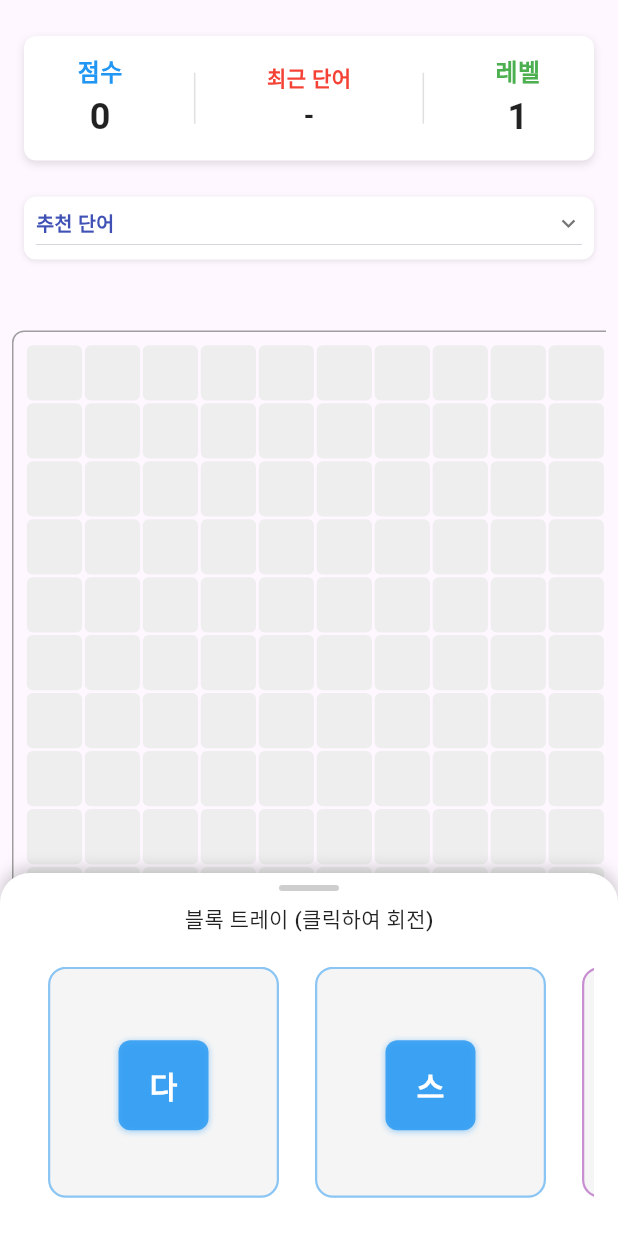
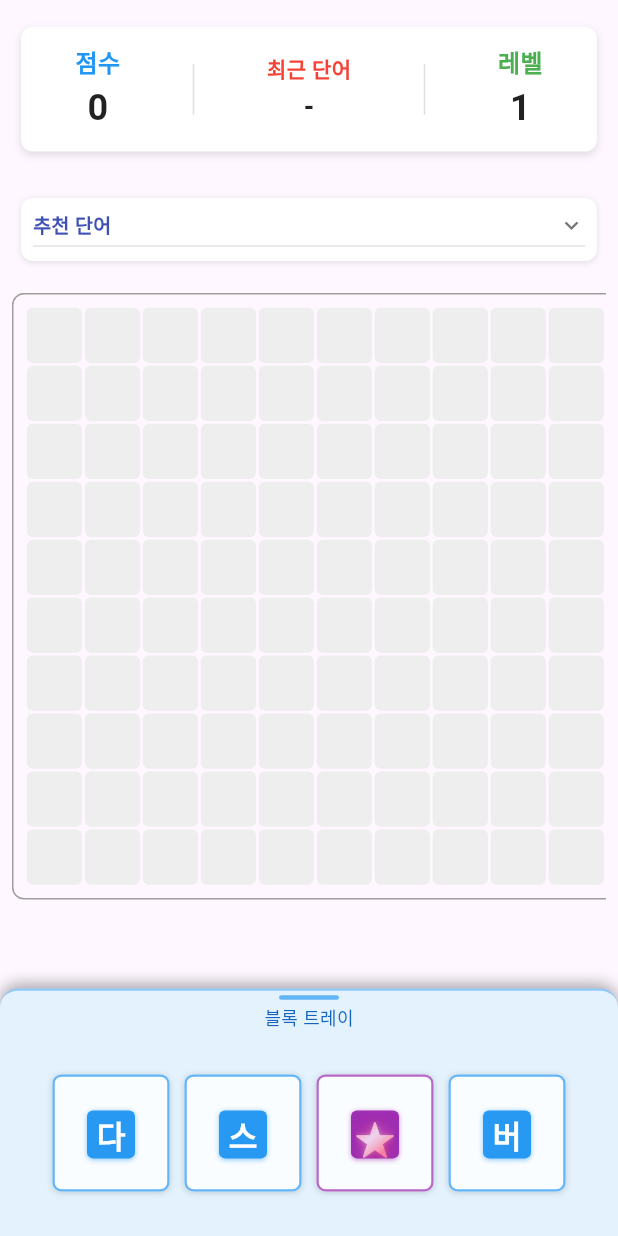
Before and after one commit to BongsooJeong/wordtris, a Flutter app: the DesktopGameLayout widget shown alone on an empty page, opened directly with empty values, on a phone screen of 412 x 824 dp. Run offline on Flutter 3.47's test engine with Material 3 defaults, Android fonts, the phone set to English and light mode, and no system bars; our stand-ins replace sqflite; accounts and stored records are empty; statements that could not run were skipped.

Commit message:
블록 트레이 UI 개선: PC 화면에서 모든 블록이 보이도록 수정

```diff
--- a/lib/widgets/block_tray.dart
+++ b/lib/widgets/block_tray.dart
@@ -84,19 +84,19 @@ class BlockTray extends StatelessWidget {
 
     // 트레이 높이를 약간 증가시키고 모바일에서 더 잘 보이게 함
     final trayHeight = isCompactMode
-        ? dynamicCellSize * (isVerySmallScreen ? 5.0 : 5.2)
-        : dynamicCellSize * 5.5;
+        ? dynamicCellSize * (isVerySmallScreen ? 5.0 : 5.5)
+        : dynamicCellSize * 6.0;
 
     // 하이라이트 핸들러 생성
     final highlightHandler =
         BlockHighlightHandler(wordSuggestionsKey: wordSuggestionsKey);
 
     return Container(
-      width: screenSize.width,
+      width: double.infinity,
       height: trayHeight,
       padding: EdgeInsets.symmetric(
-        vertical: isCompactMode ? (isVerySmallScreen ? 2.0 : 3.0) : 8.0,
-        horizontal: dynamicPadding,
+        vertical: isCompactMode ? (isVerySmallScreen ? 2.0 : 3.0) : 6.0,
+        horizontal: isCompactMode ? dynamicPadding : 8.0,
       ),
       decoration: BoxDecoration(
         // 배경색을 더 눈에 띄게 변경 (약간 파란 색조가 있는 밝은 회색)
@@ -160,20 +160,25 @@ class BlockTray extends StatelessWidget {
 
                 // 모바일에서는 블록을 스크롤 없이 모두 보이도록 조정
                 return Center(
+                  child: ConstrainedBox(
+                    constraints: BoxConstraints(
+                      maxWidth: constraints.maxWidth,
+                    ),
                     child: SingleChildScrollView(
                       scrollDirection: Axis.horizontal,
+                      physics: const BouncingScrollPhysics(),
                       child: Row(
                         mainAxisAlignment: MainAxisAlignment.center,
                         mainAxisSize: MainAxisSize.min,
                         children: [
                           // 첫 번째 블록 앞에 작은 여백 추가
-                        SizedBox(width: isCompactMode ? 2.0 : 4.0),
+                          SizedBox(width: isCompactMode ? 4.0 : 2.0),
 
                           // 블록들 나열
                           for (int i = 0; i < blocks.length; i++)
                             Padding(
                               padding: EdgeInsets.symmetric(
-                              horizontal: blockPadding,
+                                horizontal: isCompactMode ? blockPadding : 2.0,
                               ),
                               child: BlockDraggable(
                                 block: blocks[i],
@@ -184,8 +189,9 @@ class BlockTray extends StatelessWidget {
                             ),
 
                           // 마지막 블록 뒤에 작은 여백 추가
-                        SizedBox(width: isCompactMode ? 2.0 : 4.0),
+                          SizedBox(width: isCompactMode ? 4.0 : 2.0),
                         ],
+                      ),
                     ),
                   ),
                 );
--- a/lib/widgets/desktop_game_layout.dart
+++ b/lib/widgets/desktop_game_layout.dart
@@ -35,9 +35,8 @@ class DesktopGameLayout extends StatelessWidget {
 
     return Column(
       children: [
-        // 타이틀은 이미 AppBar에 있으므로 제거
-        // 상단 여백만 유지
-        const SizedBox(height: 8.0),
+        // 상단 여백 감소
+        const SizedBox(height: 4.0),
 
         // 메인 게임 영역
         Expanded(
@@ -49,78 +48,102 @@ class DesktopGameLayout extends StatelessWidget {
                 flex: 3,
                 child: Stack(
                   children: [
+                    // 배경 GestureDetector - 화면의 아무 곳이나 터치하면 추천 단어 패널 닫기
+                    Positioned.fill(
+                      child: GestureDetector(
+                        behavior:
+                            HitTestBehavior.translucent, // 투명 영역도 터치 이벤트 감지
+                        onTap: () {
+                          // 추천 단어 패널이 열려있으면 닫기
+                          if (wordSuggestionsKey.currentState != null) {
+                            wordSuggestionsKey.currentState!.toggleExpanded();
+                          }
+                        },
+                      ),
+                    ),
+
                     Column(
                       children: [
-                        // 점수 디스플레이와 폭탄 인디케이터 & 추천 단어를 가로로 배치
-                        Row(
-                          crossAxisAlignment: CrossAxisAlignment.start,
-                          children: [
-                            // 왼쪽 영역: 점수 디스플레이 + 추천 단어
-                            Expanded(
-                              flex: 3,
-                              child: Padding(
-                                padding: const EdgeInsets.all(8.0),
-                                child: Column(
-                                  crossAxisAlignment: CrossAxisAlignment.start,
-                                  children: [
                         // 점수 디스플레이
-                                    ScoreDisplay(
+                        Padding(
+                          padding: const EdgeInsets.all(6.0),
+                          child: ScoreDisplay(
                             score: gameProvider.score,
                             level: gameProvider.level,
                             lastWord: gameProvider.lastCompletedWord,
-                                      lastWordPoints:
-                                          gameProvider.lastWordPoints,
-                                      isCompactMode: false, // 데스크톱에서는 가로 배치 유지
+                            lastWordPoints: gameProvider.lastWordPoints,
+                            isCompactMode: false,
                           ),
-
-                                    // 추천 단어 패널 (접힌 상태)
-                                    const SizedBox(height: 8),
-                                    WordSuggestions(
-                                      key: wordSuggestionsKey,
-                                      words: gameProvider.suggestedWordSet,
-                                      wordUsageCount:
-                                          gameProvider.wordUsageCounts,
-                                      usedCharacters:
-                                          gameProvider.usedCharacters,
-                                      onDictionaryLookup:
-                                          gameProvider.openDictionary,
-                                      isCompactMode: false,
-                                      initiallyExpanded: false, // 접힌 상태로 시작
-                                    ),
-                                  ],
-                                ),
-                              ),
-                            ),
-                          ],
                         ),
 
                         // 게임 그리드
                         Expanded(
                           child: Padding(
-                            padding: const EdgeInsets.all(8.0),
+                            padding: const EdgeInsets.only(
+                              left: 8.0,
+                              right: 8.0,
+                              top: 8.0,
+                              bottom: 8.0,
+                            ),
                             child: GameGrid(
                               cellSize: cellSize,
                               gridPadding: 6.0,
-                              autoSize: true, // 자동 크기 조정 활성화
+                              autoSize: true,
                             ),
                           ),
                         ),
 
                         // 블록 트레이를 위한 공간 확보
-                        SizedBox(height: cellSize * 3.5),
+                        SizedBox(height: cellSize * 3.0),
                       ],
                     ),
 
-                    // 블록 트레이 (화면 하단에 고정)
+                    // 추천 단어 패널 - 그리드 위에 겹치는 형태로 배치
                     Positioned(
-                      left: 0,
-                      right: 0,
+                      top: 120.0, // 점수 디스플레이 아래에 위치
+                      left: 6.0,
+                      right: 6.0,
+                      child: Material(
+                        color: Colors.transparent,
+                        borderRadius: BorderRadius.circular(8),
+                        child: WordSuggestions(
+                          key: wordSuggestionsKey,
+                          words: gameProvider.suggestedWordSet,
+                          wordUsageCount: gameProvider.wordUsageCounts,
+                          usedCharacters: gameProvider.usedCharacters,
+                          onDictionaryLookup: gameProvider.openDictionary,
+                          isCompactMode: false,
+                          initiallyExpanded: false,
+                        ),
+                      ),
+                    ),
+
+                    // 보드 아래 블록 트레이
+                    Positioned(
+                      left: 0.0,
+                      right: 0.0,
                       bottom: 0,
+                      child: Container(
+                        decoration: BoxDecoration(
+                          color: Theme.of(context).colorScheme.surface,
+                          borderRadius: const BorderRadius.only(
+                            topLeft: Radius.circular(16.0),
+                            topRight: Radius.circular(16.0),
+                          ),
+                          boxShadow: [
+                            BoxShadow(
+                              color: Colors.black.withOpacity(0.1),
+                              blurRadius: 8,
+                              offset: const Offset(0, -2),
+                            ),
+                          ],
+                        ),
                         child: BlockTray(
-                        cellSize: cellSize - 4.0,
-                        spacing: 8.0,
+                          cellSize: 30.0,
+                          spacing: 4.0,
                           wordSuggestionsKey: wordSuggestionsKey,
-                        isCompactMode: false, // 데스크톱에서는 일반 모드 유지
+                          isCompactMode: true,
+                        ),
                       ),
                     ),
                   ],
```
Lines whose indentation alone changed are shown as unchanged.
